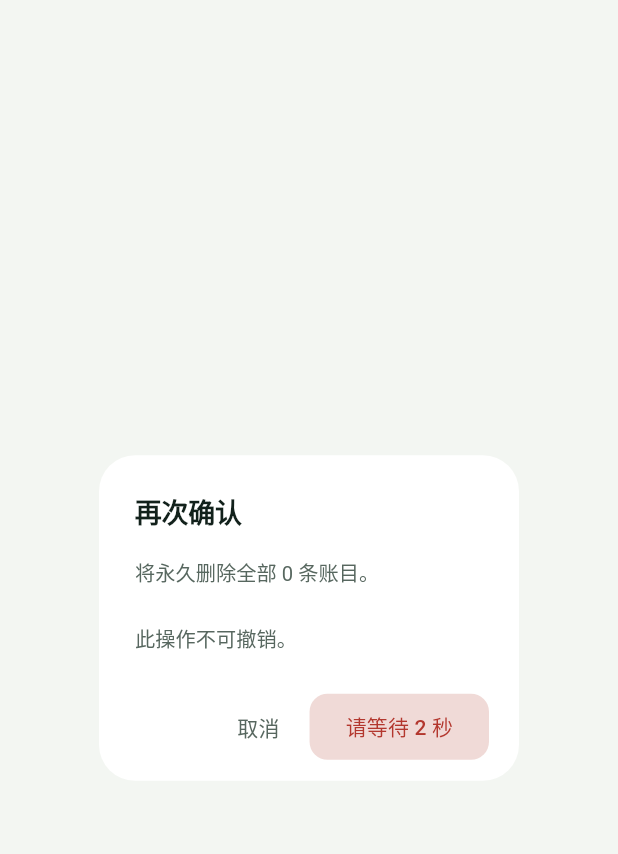
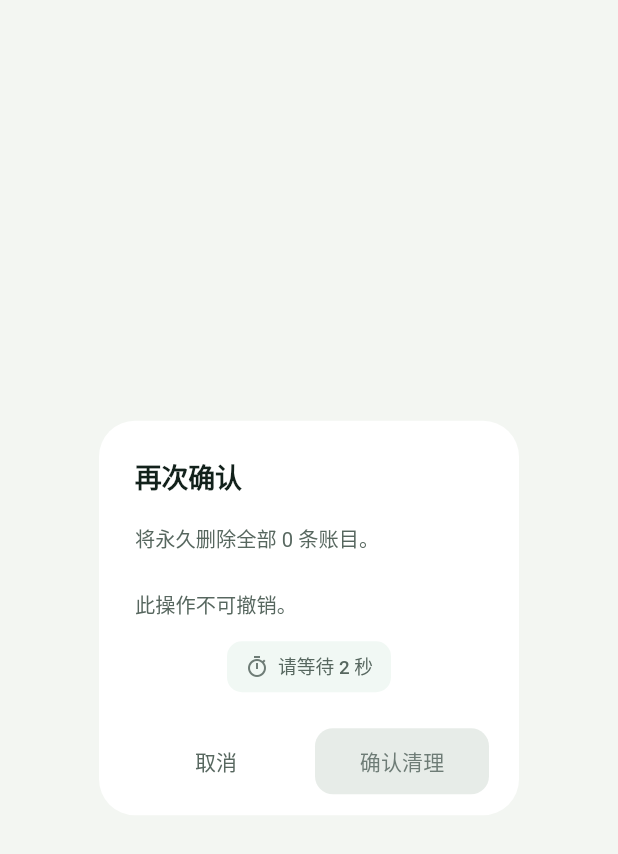
Before and after one commit to qiuzhiyei/entry-flow, a Flutter app: the _FinalClearDialog widget shown alone on an empty page, opened directly with empty values, on a phone screen of 412 x 824 dp. Shown: the top 854 px of the screen. Run offline on Flutter 3.47's test engine with Material 3 defaults, Android fonts, the phone set to English and light mode, and no system bars; our stand-ins replace file_picker, hive, hive_flutter; accounts and stored records are empty.

Commit message:
Center clear-data confirmations and separate the countdown
Give both confirmation dialogs equal-width centered actions. Move the three-second countdown into a separate status pill and keep the final action disabled and gray until the timer completes.

```diff
--- a/lib/widgets/clear_data_flow.dart
+++ b/lib/widgets/clear_data_flow.dart
@@ -24,27 +24,38 @@ Future<void> showClearDataFlow(BuildContext context) async {
       return AlertDialog(
         title: const Text('清理全部数据？'),
         content: const Text(
-          '将永久删除所有账本中的全部账目，且无法恢复。\n\n'
+          '将永久删除全部账目，且无法恢复。\n\n'
           '建议先在「数据备份」里导出一份 JSON 备份；已经导出到本地的备份文件不会被删除。',
           style: TextStyle(fontSize: 13.5, height: 1.6, color: AppColors.ink2),
         ),
-        actionsPadding: const EdgeInsets.fromLTRB(20, 0, 20, 12),
+        actionsAlignment: MainAxisAlignment.center,
+        actionsPadding: const EdgeInsets.fromLTRB(20, 0, 20, 14),
         actions: <Widget>[
-          TextButton(
+          SizedBox(
+            width: 104,
+            height: 44,
+            child: TextButton(
               onPressed: () => Navigator.of(dialogContext).pop(false),
               style: TextButton.styleFrom(
                 foregroundColor: AppColors.ink2,
                 minimumSize: const Size(0, 44),
+                padding: const EdgeInsets.symmetric(horizontal: 8),
               ),
               child: const Text('取消'),
             ),
-          TextButton(
+          ),
+          SizedBox(
+            width: 104,
+            height: 44,
+            child: TextButton(
               onPressed: () => Navigator.of(dialogContext).pop(true),
               style: TextButton.styleFrom(
                 foregroundColor: AppColors.danger,
                 minimumSize: const Size(0, 44),
+                padding: const EdgeInsets.symmetric(horizontal: 8),
               ),
               child: const Text('继续'),
+            ),
           ),
         ],
       );
@@ -113,7 +124,11 @@ class _FinalClearDialogState extends State<_FinalClearDialog> {
     final ready = _remaining == 0;
     return AlertDialog(
       title: const Text('再次确认'),
-      content: Text(
+      content: Column(
+        mainAxisSize: MainAxisSize.min,
+        crossAxisAlignment: CrossAxisAlignment.stretch,
+        children: <Widget>[
+          Text(
             '将永久删除全部 ${widget.count} 条账目。\n\n此操作不可撤销。',
             style: const TextStyle(
               fontSize: 13.5,
@@ -121,29 +136,74 @@ class _FinalClearDialogState extends State<_FinalClearDialog> {
               color: AppColors.ink2,
             ),
           ),
-      actionsPadding: const EdgeInsets.fromLTRB(20, 0, 20, 12),
+          const SizedBox(height: 14),
+          Center(
+            child: AnimatedContainer(
+              duration: const Duration(milliseconds: 180),
+              padding: const EdgeInsets.symmetric(horizontal: 12, vertical: 7),
+              decoration: BoxDecoration(
+                color: ready ? AppColors.mintSoft : AppColors.mintTint,
+                borderRadius: BorderRadius.circular(10),
+              ),
+              child: Row(
+                mainAxisSize: MainAxisSize.min,
+                children: <Widget>[
+                  Icon(
+                    ready
+                        ? Icons.check_circle_outline_rounded
+                        : Icons.timer_outlined,
+                    size: 16,
+                    color: ready ? AppColors.mint : AppColors.ink3,
+                  ),
+                  const SizedBox(width: 6),
+                  Text(
+                    ready ? '现在可以确认清理' : '请等待 $_remaining 秒',
+                    style: TextStyle(
+                      fontSize: 12.5,
+                      fontWeight: FontWeight.w500,
+                      color: ready ? AppColors.mintInk : AppColors.ink2,
+                    ),
+                  ),
+                ],
+              ),
+            ),
+          ),
+        ],
+      ),
+      actionsAlignment: MainAxisAlignment.center,
+      actionsPadding: const EdgeInsets.fromLTRB(20, 0, 20, 14),
       actions: <Widget>[
-        TextButton(
+        SizedBox(
+          width: 116,
+          height: 44,
+          child: TextButton(
             onPressed: () => Navigator.of(context).pop(false),
             style: TextButton.styleFrom(
               foregroundColor: AppColors.ink2,
               minimumSize: const Size(0, 44),
+              padding: const EdgeInsets.symmetric(horizontal: 8),
             ),
             child: const Text('取消'),
           ),
-        FilledButton(
+        ),
+        SizedBox(
+          width: 116,
+          height: 44,
+          child: FilledButton(
             onPressed: ready ? () => Navigator.of(context).pop(true) : null,
             style: FilledButton.styleFrom(
               backgroundColor: AppColors.danger,
               foregroundColor: Colors.white,
-            disabledBackgroundColor: const Color(0xFFF0DAD7),
-            disabledForegroundColor: AppColors.danger,
+              disabledBackgroundColor: const Color(0xFFE7ECE8),
+              disabledForegroundColor: AppColors.ink3,
               minimumSize: const Size(0, 44),
+              padding: const EdgeInsets.symmetric(horizontal: 8),
               shape: RoundedRectangleBorder(
                 borderRadius: BorderRadius.circular(12),
               ),
             ),
-          child: Text(ready ? '确认清理' : '请等待 $_remaining 秒'),
+            child: const Text('确认清理'),
+          ),
         ),
       ],
     );
```
Also changed, not shown: 1 other file. Lines whose indentation alone changed are shown as unchanged.
